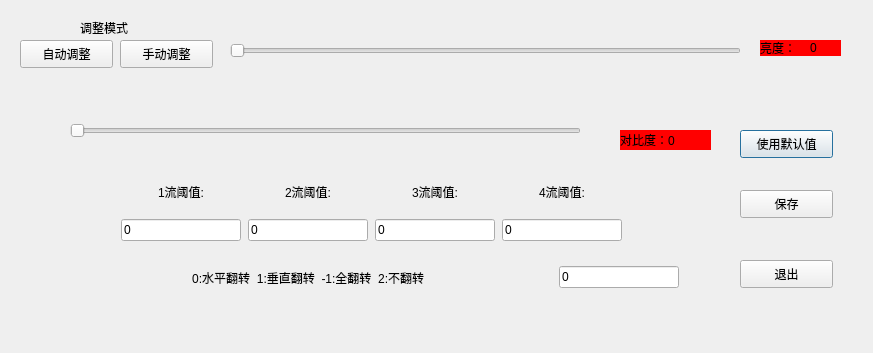
First picture: the form in UI_SetCamera.ui, repository FSPengchen/Steel_FixdLengthSystem, before the edit.
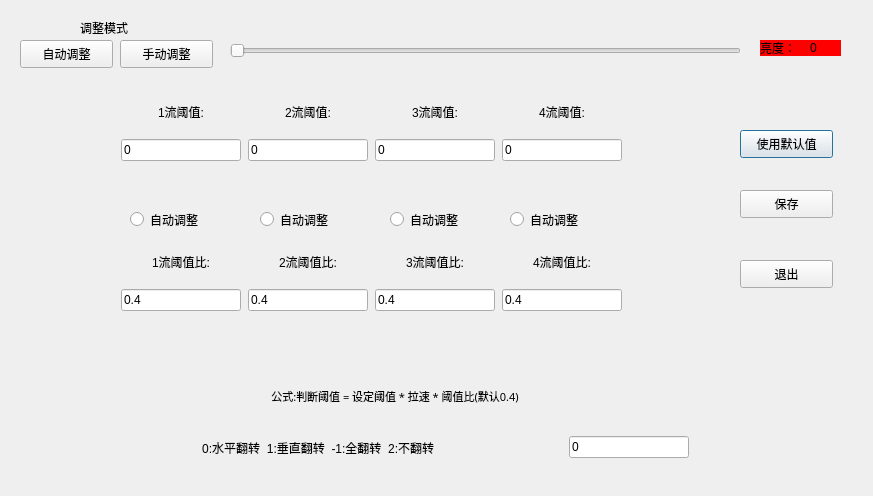
Second picture: the form after the edit.

Patch:
```diff
--- a/UI_SetCamera.ui
+++ b/UI_SetCamera.ui
@@ -7,25 +7,12 @@
     <x>0</x>
     <y>0</y>
     <width>873</width>
-    <height>353</height>
+    <height>496</height>
    </rect>
   </property>
   <property name="windowTitle">
    <string>视频参数调整</string>
   </property>
-  <widget class="QSlider" name="horizontalSlider_Contrast">
-   <property name="geometry">
-    <rect>
-     <x>70</x>
-     <y>120</y>
-     <width>511</width>
-     <height>22</height>
-    </rect>
-   </property>
-   <property name="orientation">
-    <enum>Qt::Horizontal</enum>
-   </property>
-  </widget>
   <widget class="QSlider" name="horizontalSlider_Light">
    <property name="geometry">
     <rect>
@@ -55,22 +42,6 @@
     <string>亮度：</string>
    </property>
   </widget>
-  <widget class="QLabel" name="label_3">
-   <property name="geometry">
-    <rect>
-     <x>620</x>
-     <y>130</y>
-     <width>91</width>
-     <height>20</height>
-    </rect>
-   </property>
-   <property name="styleSheet">
-    <string notr="true">background-color :red</string>
-   </property>
-   <property name="text">
-    <string>对比度：0</string>
-   </property>
-  </widget>
   <widget class="QPushButton" name="pushButton_2">
    <property name="geometry">
     <rect>
@@ -129,8 +100,8 @@
   <widget class="QWidget" name="layoutWidget">
    <property name="geometry">
     <rect>
-     <x>60</x>
-     <y>260</y>
+     <x>70</x>
+     <y>430</y>
      <width>619</width>
      <height>35</height>
     </rect>
@@ -186,7 +157,7 @@
    <property name="geometry">
     <rect>
      <x>120</x>
-     <y>170</y>
+     <y>90</y>
      <width>505</width>
      <height>71</height>
     </rect>
@@ -413,6 +384,281 @@
     <string>调整模式</string>
    </property>
   </widget>
+  <widget class="QRadioButton" name="rBn_Threshold_auto_f1">
+   <property name="geometry">
+    <rect>
+     <x>130</x>
+     <y>210</y>
+     <width>115</width>
+     <height>19</height>
+    </rect>
+   </property>
+   <property name="text">
+    <string>自动调整</string>
+   </property>
+  </widget>
+  <widget class="QRadioButton" name="rBn_Threshold_auto_f2">
+   <property name="geometry">
+    <rect>
+     <x>260</x>
+     <y>210</y>
+     <width>115</width>
+     <height>19</height>
+    </rect>
+   </property>
+   <property name="text">
+    <string>自动调整</string>
+   </property>
+  </widget>
+  <widget class="QRadioButton" name="rBn_Threshold_auto_f3">
+   <property name="geometry">
+    <rect>
+     <x>390</x>
+     <y>210</y>
+     <width>115</width>
+     <height>19</height>
+    </rect>
+   </property>
+   <property name="text">
+    <string>自动调整</string>
+   </property>
+  </widget>
+  <widget class="QRadioButton" name="rBn_Threshold_auto_f4">
+   <property name="geometry">
+    <rect>
+     <x>510</x>
+     <y>210</y>
+     <width>115</width>
+     <height>19</height>
+    </rect>
+   </property>
+   <property name="text">
+    <string>自动调整</string>
+   </property>
+  </widget>
+  <widget class="QWidget" name="layoutWidget_2">
+   <property name="geometry">
+    <rect>
+     <x>120</x>
+     <y>240</y>
+     <width>505</width>
+     <height>71</height>
+    </rect>
+   </property>
+   <layout class="QGridLayout" name="gridLayout_2">
+    <item row="0" column="0" rowspan="2">
+     <layout class="QVBoxLayout" name="verticalLayout_2">
+      <item>
+       <widget class="QLabel" name="label_42">
+        <property name="styleSheet">
+         <string notr="true">
+font: 75 12pt &quot;微软雅黑&quot;;
+
+</string>
+        </property>
+        <property name="text">
+         <string>1流阈值比:</string>
+        </property>
+        <property name="alignment">
+         <set>Qt::AlignCenter</set>
+        </property>
+       </widget>
+      </item>
+      <item>
+       <widget class="QLineEdit" name="Lne_Threshold_ratio_f1">
+        <property name="sizePolicy">
+         <sizepolicy hsizetype="Expanding" vsizetype="Maximum">
+          <horstretch>0</horstretch>
+          <verstretch>0</verstretch>
+         </sizepolicy>
+        </property>
+        <property name="maximumSize">
+         <size>
+          <width>120</width>
+          <height>16777215</height>
+         </size>
+        </property>
+        <property name="layoutDirection">
+         <enum>Qt::LeftToRight</enum>
+        </property>
+        <property name="styleSheet">
+         <string notr="true">
+font: 75 12pt &quot;微软雅黑&quot;;
+
+</string>
+        </property>
+        <property name="text">
+         <string>0.4</string>
+        </property>
+       </widget>
+      </item>
+     </layout>
+    </item>
+    <item row="0" column="1">
+     <widget class="QLabel" name="label_43">
+      <property name="styleSheet">
+       <string notr="true">
+font: 75 12pt &quot;微软雅黑&quot;;
+
+</string>
+      </property>
+      <property name="text">
+       <string>2流阈值比:</string>
+      </property>
+      <property name="alignment">
+       <set>Qt::AlignCenter</set>
+      </property>
+     </widget>
+    </item>
+    <item row="0" column="2">
+     <widget class="QLabel" name="label_44">
+      <property name="styleSheet">
+       <string notr="true">
+font: 75 12pt &quot;微软雅黑&quot;;
+
+</string>
+      </property>
+      <property name="text">
+       <string>3流阈值比:</string>
+      </property>
+      <property name="alignment">
+       <set>Qt::AlignCenter</set>
+      </property>
+     </widget>
+    </item>
+    <item row="0" column="3">
+     <widget class="QLabel" name="label_45">
+      <property name="styleSheet">
+       <string notr="true">
+font: 75 12pt &quot;微软雅黑&quot;;
+
+</string>
+      </property>
+      <property name="text">
+       <string>4流阈值比:</string>
+      </property>
+      <property name="alignment">
+       <set>Qt::AlignCenter</set>
+      </property>
+     </widget>
+    </item>
+    <item row="1" column="1">
+     <widget class="QLineEdit" name="Lne_Threshold_ratio_f2">
+      <property name="sizePolicy">
+       <sizepolicy hsizetype="Expanding" vsizetype="Maximum">
+        <horstretch>0</horstretch>
+        <verstretch>0</verstretch>
+       </sizepolicy>
+      </property>
+      <property name="maximumSize">
+       <size>
+        <width>120</width>
+        <height>16777215</height>
+       </size>
+      </property>
+      <property name="layoutDirection">
+       <enum>Qt::LeftToRight</enum>
+      </property>
+      <property name="styleSheet">
+       <string notr="true">
+font: 75 12pt &quot;微软雅黑&quot;;
+
+</string>
+      </property>
+      <property name="text">
+       <string>0.4</string>
+      </property>
+     </widget>
+    </item>
+    <item row="1" column="2">
+     <widget class="QLineEdit" name="Lne_Threshold_ratio_f3">
+      <property name="sizePolicy">
+       <sizepolicy hsizetype="Expanding" vsizetype="Maximum">
+        <horstretch>0</horstretch>
+        <verstretch>0</verstretch>
+       </sizepolicy>
+      </property>
+      <property name="maximumSize">
+       <size>
+        <width>120</width>
+        <height>16777215</height>
+       </size>
+      </property>
+      <property name="layoutDirection">
+       <enum>Qt::LeftToRight</enum>
+      </property>
+      <property name="styleSheet">
+       <string notr="true">
+font: 75 12pt &quot;微软雅黑&quot;;
+
+</string>
+      </property>
+      <property name="text">
+       <string>0.4</string>
+      </property>
+     </widget>
+    </item>
+    <item row="1" column="3">
+     <widget class="QLineEdit" name="Lne_Threshold_ratio_f4">
+      <property name="sizePolicy">
+       <sizepolicy hsizetype="Expanding" vsizetype="Maximum">
+        <horstretch>0</horstretch>
+        <verstretch>0</verstretch>
+       </sizepolicy>
+      </property>
+      <property name="maximumSize">
+       <size>
+        <width>120</width>
+        <height>16777215</height>
+       </size>
+      </property>
+      <property name="layoutDirection">
+       <enum>Qt::LeftToRight</enum>
+      </property>
+      <property name="styleSheet">
+       <string notr="true">
+font: 75 12pt &quot;微软雅黑&quot;;
+
+</string>
+      </property>
+      <property name="text">
+       <string>0.4</string>
+      </property>
+     </widget>
+    </item>
+   </layout>
+  </widget>
+  <widget class="QLabel" name="label_46">
+   <property name="geometry">
+    <rect>
+     <x>150</x>
+     <y>380</y>
+     <width>490</width>
+     <height>33</height>
+    </rect>
+   </property>
+   <property name="font">
+    <font>
+     <family>微软雅黑</family>
+     <pointsize>8</pointsize>
+     <weight>9</weight>
+     <italic>false</italic>
+     <bold>false</bold>
+    </font>
+   </property>
+   <property name="styleSheet">
+    <string notr="true">
+font: 75 8pt &quot;微软雅黑&quot;;
+
+</string>
+   </property>
+   <property name="text">
+    <string>公式:判断阈值 = 设定阈值 * 拉速 * 阈值比(默认0.4)</string>
+   </property>
+   <property name="alignment">
+    <set>Qt::AlignCenter</set>
+   </property>
+  </widget>
  </widget>
  <resources/>
  <connections/>
```
